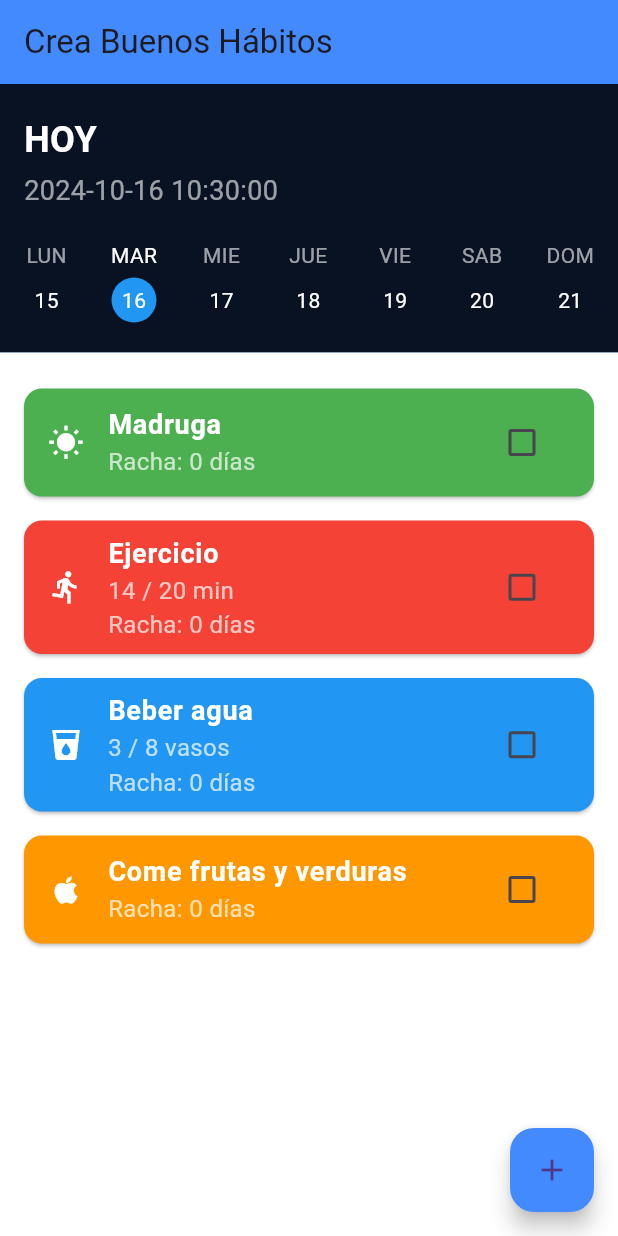
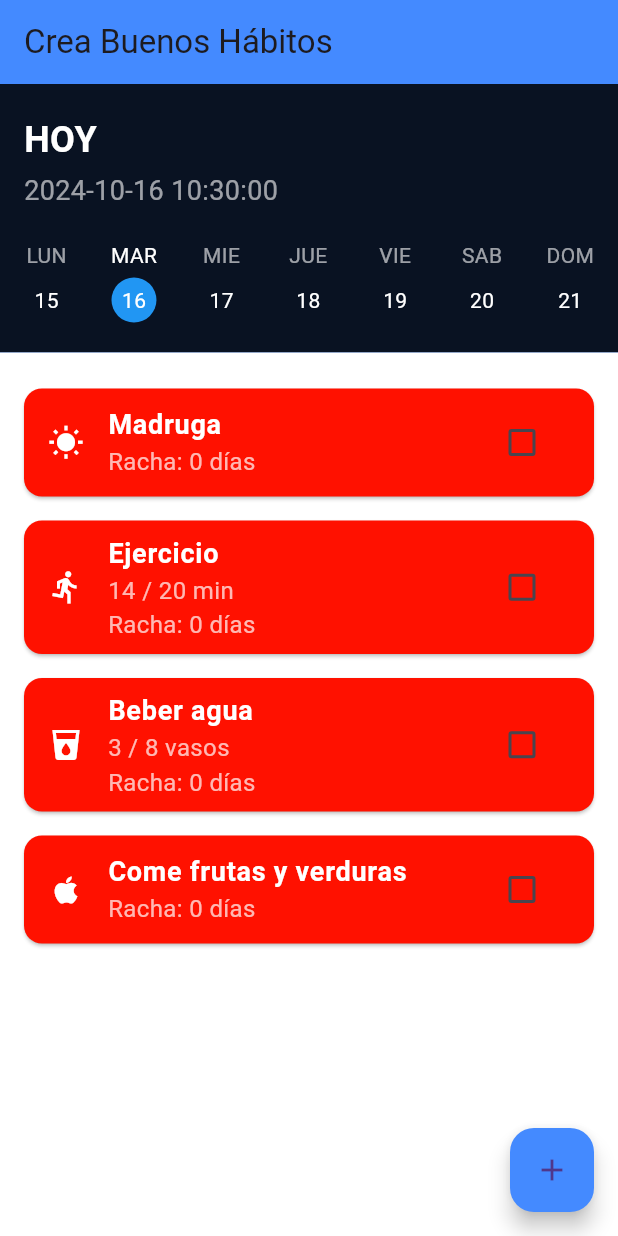
Before and after one commit to daniFlakk/habit_tracker, a Flutter app: the screen it shows after launch, on a phone screen of 412 x 824 dp. Run offline on Flutter 3.47's test engine with Material 3 defaults, Android fonts, the phone set to English and light mode, and no system bars.

Commit message:
Progress color

```diff
--- a/lib/pages/habit_tracker_app.dart
+++ b/lib/pages/habit_tracker_app.dart
@@ -30,6 +30,7 @@ class _HabitTrackerState extends State<HabitTracker> {
       "name": "Madruga",
       "completed": false,
       "streak": 0,
+      "goal": 21,
       "color": Colors.green,
       "icon": Icons.wb_sunny
     },
@@ -37,6 +38,7 @@ class _HabitTrackerState extends State<HabitTracker> {
       "name": "Ejercicio",
       "completed": false,
       "streak": 0,
+      "goal": 21,
       "progress": "14 / 20 min",
       "color": Colors.red,
       "icon": Icons.directions_run
@@ -45,6 +47,7 @@ class _HabitTrackerState extends State<HabitTracker> {
       "name": "Beber agua",
       "completed": false,
       "streak": 0,
+      "goal": 21,
       "progress": "3 / 8 vasos",
       "color": Colors.blue,
       "icon": Icons.local_drink
@@ -53,6 +56,7 @@ class _HabitTrackerState extends State<HabitTracker> {
       "name": "Come frutas y verduras",
       "completed": false,
       "streak": 0,
+      "goal": 21,
       "color": Colors.orange,
       "icon": Icons.apple
     },
--- a/lib/widgets/progress_bar.dart
+++ b/lib/widgets/progress_bar.dart
@@ -13,9 +13,11 @@ class HabitCard extends StatelessWidget {
 
   @override
   Widget build(BuildContext context) {
+    double progress = habit["streak"] / habit["goal"];
     return Card(
       margin: const EdgeInsets.symmetric(vertical: 8),
-      color: habit["color"],
+      color: Color.lerp(
+          const Color.fromARGB(255, 255, 17, 0), Colors.green, progress)!,
       child: ListTile(
         leading: Icon(habit["icon"], color: Colors.white),
         title: Text(habit["name"],
```
